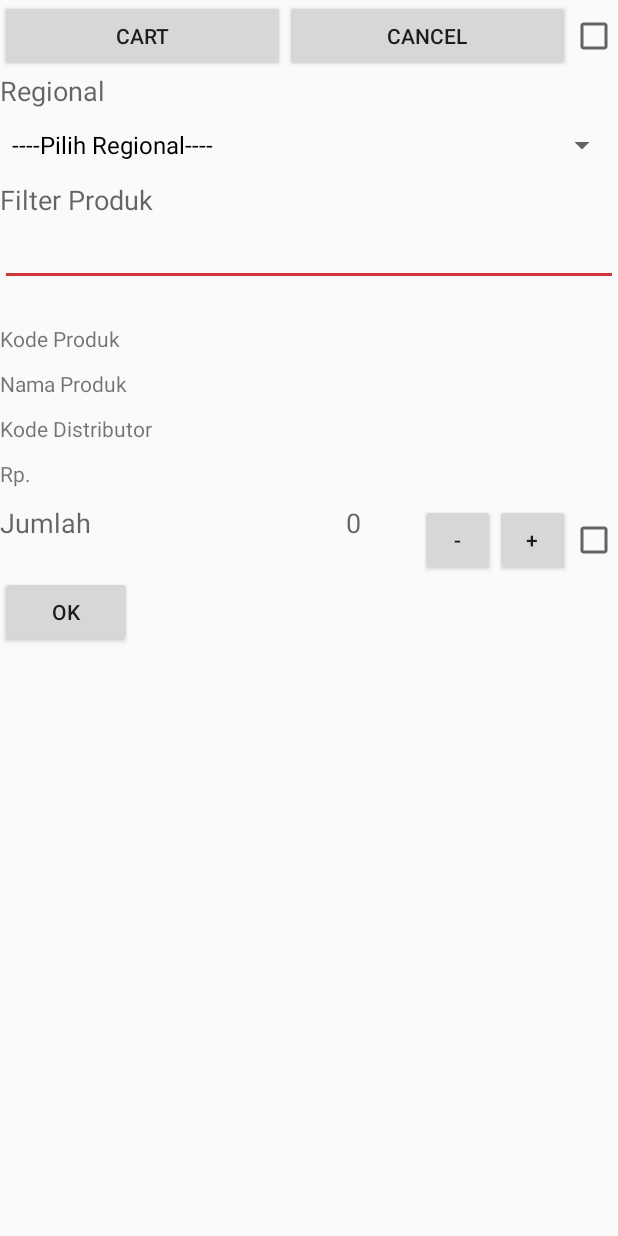
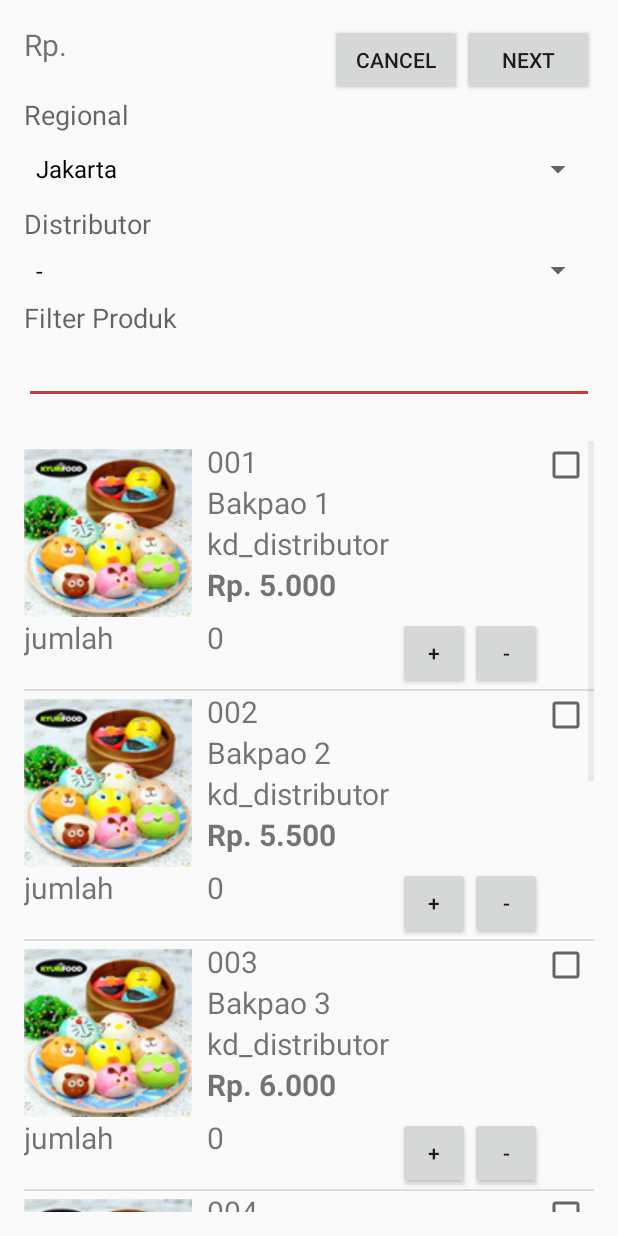
Before and after one commit to kyurifood/aplikasi-marketer, an Android app: the Entry_Order screen opened directly, with no data from a screen before it, on a phone screen of 412 x 824 dp. Run offline under Robolectric (Android 15) with nearby library versions, the phone set to English and light mode, and no system bars.

Commit message:
perbaikan entry order screen 1

```diff
--- a/app/src/main/java/pusat/android/makananbekuenak/com/aplikasi_marketer/Entry_Order.java
+++ b/app/src/main/java/pusat/android/makananbekuenak/com/aplikasi_marketer/Entry_Order.java
@@ -4,59 +4,166 @@ import android.app.Activity;
 import android.content.Intent;
 import android.os.Bundle;
 import android.view.View;
+import android.widget.AdapterView;
 import android.widget.ArrayAdapter;
 import android.widget.Button;
+import android.widget.ListView;
 import android.widget.Spinner;
+import android.widget.TextView;
+import android.widget.Toast;
 
 import java.util.ArrayList;
 import java.util.List;
 
 public class Entry_Order extends Activity {
 
-    Spinner sp;
+    private String[] Regional_L = { "Jakarta", "Bogor", "Bekasi", "Tanggerang", "Depok" };
 
-    Button cart;
+    private String[] Distributor_L = {};
+
+    Spinner sp_regional, sp_distributor;
+    TextView v_distributor;
+    ArrayAdapter<String> adapter_distributor;
 
     @Override
     protected void onCreate(Bundle savedInstanceState) {
         super.onCreate(savedInstanceState);
         setContentView(R.layout.entry_order);
-        sp = (Spinner)
-                findViewById(R.id.spinner);
+        ArrayList<ItemDetail> image_detail = GetSearchResult();
 
-        cart = (Button)findViewById(R.id.btn_ok);
+        final ListView lv1 = (ListView) findViewById(R.id.listV_main);
+        lv1.setAdapter(new ItemListBaseAdapter(this, image_detail));
+//        lv1.setAdapter(new ArrayAdapter(this, android.R.layout.simple_list_item_multiple_choice, GetSearchResult()));
+        lv1.setChoiceMode(ListView.CHOICE_MODE_MULTIPLE);
+        lv1.setItemChecked(0, true);
 
+        lv1.setOnItemClickListener(new AdapterView.OnItemClickListener() {
 
-        //untuk membuat list regional
-        List<String> item = new ArrayList<String>();
-        item.add("----Pilih Regional----");
-        item.add("Pilihan 1");
-        item.add("Pilihan 2");
-        item.add("Pilihan 3");
-        item.add("Pilihan 4");
-        item.add("Pilihan 5");
-        item.add("Pilihan 6");
-        item.add("Pilihan 7");
-        item.add("Pilihan 8");
-        item.add("Pilihan 9");
-
-        //membuat adapter list regional
-        ArrayAdapter<String> adapter = new ArrayAdapter<String>
-                (Entry_Order.this,android.R.layout.simple_spinner_dropdown_item, item);
-
-        //menentukan model adapter
-        adapter.setDropDownViewResource(android.R.layout.simple_spinner_dropdown_item);
-
-        //menentukan adapter pada spinner sp
-        sp.setAdapter(adapter);
-
-        //button cek
-        cart.setOnClickListener(new View.OnClickListener() {
             @Override
-            public void onClick(View v) {
-                Intent intent = new Intent(getApplicationContext(), Entry_Order2.class);
-                startActivity(intent);
+            public void onItemClick(AdapterView<?> a, View v, int position, long id) {
+                Object o = lv1.getItemAtPosition(position);
+                ItemDetail obj_ItemDetail = (ItemDetail) o;
+                Toast.makeText(Entry_Order.this, "Anda Memilih : " + " " + obj_ItemDetail.getNama(), Toast.LENGTH_SHORT).show();
             }
         });
+
+        System.out.println(Distributor_L);
+
+        v_distributor = (TextView) findViewById(R.id.view_distributor);
+
+        sp_regional = (Spinner) findViewById(R.id.spinner_regional);
+        sp_distributor = (Spinner) findViewById(R.id.spinner_distributor);
+
+        adapter_distributor = new ArrayAdapter<String>(this, android.R.layout.simple_spinner_dropdown_item, Distributor_L);
+
+        adapter_distributor.setDropDownViewResource(android.R.layout.simple_spinner_dropdown_item);
+        sp_distributor.setAdapter(adapter_distributor);
+        sp_distributor.setOnItemSelectedListener(new AdapterView.OnItemSelectedListener() {
+            @Override
+            public void onItemSelected(AdapterView<?> parent, View view, int position, long id) {
+                if(position > 0){
+                    String view_regional = (String) sp_regional.getSelectedItem();
+                    String view_distributor = (String) sp_distributor.getSelectedItem();
+
+                    v_distributor.setText("Pilihan " + view_regional + ". Dan " + view_distributor);
+                }
+            }
+
+            @Override
+            public void onNothingSelected(AdapterView<?> parent) {
+
+            }
+        });
+        ArrayAdapter<String> adapter_regional = new ArrayAdapter<String>(this,
+                android.R.layout.simple_spinner_dropdown_item, Regional_L);
+
+        adapter_regional.setDropDownViewResource(android.R.layout.simple_spinner_dropdown_item);
+        sp_regional.setAdapter(adapter_regional);
+
+        sp_regional.setOnItemSelectedListener(new AdapterView.OnItemSelectedListener() {
+            @Override
+            public void onItemSelected(AdapterView<?> parent, View view, int position, long id) {
+                v_distributor.setText("");
+                if (position == 0) {
+                    Distributor_L = new String[]{"-", "tono", "toni", "tino"};
+                } else if (position == 1) {
+                    Distributor_L = new String[]{"-", "Aldy", "Reca", "Gilang"};
+                } else if (position == 2) {
+                    Distributor_L = new String[]{"-", "Mery", "Fikran", "Satria"};
+                } else if (position == 3) {
+                    Distributor_L = new String[]{"-", "yetri", "mey", "Angki"};
+                } else if (position == 4) {
+                    Distributor_L = new String[]{"-", "Iman", "Gilang", "Yanti"};
+                } else if (position == 5) {
+                    Distributor_L = new String[]{"-", "Melda", "saida", "Budi"};
+                }
+                adapter_distributor = new ArrayAdapter<String>(getApplicationContext(), R.layout.simple_list_layout, Distributor_L);
+                sp_distributor.setAdapter(adapter_distributor);
+
+            }
+
+            @Override
+            public void onNothingSelected(AdapterView<?> parent) {
+
+            }
+        });
+
+    }
+
+    public  ArrayList<ItemDetail> GetSearchResult() {
+        // TODO Auto-generated method stub
+        ArrayList<ItemDetail> result = new ArrayList<ItemDetail>();
+
+        //Beri keterangan untuk arrayitem detail
+        ItemDetail item_detail = new ItemDetail();
+        item_detail.setKode_produk("001");
+        item_detail.setNama("Bakpao 1");
+        item_detail.setPrice("Rp. 5.000");
+        item_detail.setImageNumber(1);
+        result.add(item_detail);
+
+        item_detail = new ItemDetail();
+        item_detail.setKode_produk("002");
+        item_detail.setNama("Bakpao 2");
+        item_detail.setPrice("Rp. 5.500");
+        item_detail.setImageNumber(2);
+        result.add(item_detail);
+
+        item_detail = new ItemDetail();
+        item_detail.setKode_produk("003");
+        item_detail.setNama("Bakpao 3");
+        item_detail.setPrice("Rp. 6.000");
+        item_detail.setImageNumber(3);
+        result.add(item_detail);
+
+        item_detail = new ItemDetail();
+        item_detail.setKode_produk("004");
+        item_detail.setNama("Bakpao 4");
+        item_detail.setPrice("Rp. 7.000");
+        item_detail.setImageNumber(4);
+        result.add(item_detail);
+
+        item_detail = new ItemDetail();
+        item_detail.setKode_produk("005");
+        item_detail.setNama("Bakpao 5");
+        item_detail.setPrice("Rp. 5.500");
+        item_detail.setImageNumber(5);
+        result.add(item_detail);
+
+        item_detail = new ItemDetail();
+        item_detail.setKode_produk("006");
+        item_detail.setNama("Bakpao 5");
+        item_detail.setPrice("Rp. 5.500");
+        item_detail.setImageNumber(6);
+        result.add(item_detail);
+
+        item_detail = new ItemDetail();
+        item_detail.setKode_produk("007");
+        item_detail.setNama("Bakpao 5");
+        item_detail.setPrice("Rp. 5.500");
+        item_detail.setImageNumber(7);
+        result.add(item_detail);
+
+        return result;
     }
 }
--- /dev/null
+++ b/app/src/main/java/pusat/android/makananbekuenak/com/aplikasi_marketer/ItemDetail.java
@@ -0,0 +1,41 @@
+package pusat.android.makananbekuenak.com.aplikasi_marketer;
+
+public class ItemDetail {
+
+    private String kode_produk;
+    private String nama;
+    private String price;
+    private int imageNumber;
+
+    public String getKode_produk() {
+        return kode_produk;
+    }
+
+    public void setKode_produk(String kode_produk) {
+        this.kode_produk = kode_produk;
+    }
+
+    public String getNama() {
+        return nama;
+    }
+
+    public void setNama(String nama) {
+        this.nama = nama;
+    }
+
+    public String getPrice() {
+        return price;
+    }
+
+    public void setPrice(String price) {
+        this.price = price;
+    }
+
+    public int getImageNumber() {
+        return imageNumber;
+    }
+
+    public void setImageNumber(int imageNumber) {
+        this.imageNumber = imageNumber;
+    }
+}
--- /dev/null
+++ b/app/src/main/java/pusat/android/makananbekuenak/com/aplikasi_marketer/ItemListBaseAdapter.java
@@ -0,0 +1,88 @@
+package pusat.android.makananbekuenak.com.aplikasi_marketer;
+
+import android.content.Context;
+import android.view.LayoutInflater;
+import android.view.View;
+import android.view.ViewGroup;
+import android.widget.BaseAdapter;
+import android.widget.ImageView;
+import android.widget.TextView;
+
+import java.util.ArrayList;
+
+/**
+ * Created by chitoz on 4/14/16.
+ */
+public class ItemListBaseAdapter extends BaseAdapter {
+    private static ArrayList<ItemDetail> ItemDetailArrayList;
+
+    //Sediakan beberapa gambar, masukkan dalam folder /res/drawable.
+    //disini saya contohkan gambar dengan nama aa, ab, dst
+    private Integer[]imgid = {
+            R.drawable.produk,
+            R.drawable.produk,
+            R.drawable.produk,
+            R.drawable.produk,
+            R.drawable.produk,
+            R.drawable.produk,
+            R.drawable.produk,
+            R.drawable.produk,
+    };
+
+    private LayoutInflater l_inflater;
+
+    public ItemListBaseAdapter (Context context, ArrayList<ItemDetail> result){
+        ItemDetailArrayList = result;
+        l_inflater = LayoutInflater.from(context);
+    }
+
+    @Override
+    public int getCount() {
+        return ItemDetailArrayList.size();
+    }
+
+    @Override
+    public Object getItem(int position) {
+        return ItemDetailArrayList.get(position);
+    }
+
+    @Override
+    public long getItemId(int position) {
+        return position;
+    }
+
+    @Override
+    public View getView(int position, View convertView, ViewGroup parent) {
+
+        //sebelum ketik dibawah ini, bikin dulu static class di bagian paaaaliing bawah
+        //biar ga error
+        ViewHolder holder;
+
+        if (convertView == null){
+            convertView = l_inflater.inflate(R.layout.list_view_image, null);
+            holder = new ViewHolder();
+            holder.txt_itemKode_Produk = (TextView) convertView.findViewById(R.id.kd_produk);
+            holder.txt_itemNama = (TextView) convertView.findViewById(R.id.nama);
+            holder.txt_itemPrice = (TextView) convertView.findViewById(R.id.price);
+            holder.itemImage = (ImageView) convertView.findViewById(R.id.photo);
+
+            convertView.setTag(holder);
+        } else {
+            holder = (ViewHolder) convertView.getTag();
+        }
+
+        holder.txt_itemKode_Produk.setText(ItemDetailArrayList.get(position).getKode_produk());
+        holder.txt_itemNama.setText(ItemDetailArrayList.get(position).getNama());
+        holder.txt_itemPrice.setText(ItemDetailArrayList.get(position).getPrice());
+        holder.itemImage.setImageResource(imgid[ItemDetailArrayList.get(position).getImageNumber() - 1]);
+
+        return convertView;
+    }
+
+    static class ViewHolder {
+        TextView txt_itemKode_Produk;
+        TextView txt_itemNama;
+        TextView txt_itemPrice;
+        ImageView itemImage;
+    }
+}
--- a/app/src/main/res/layout/entry_order.xml
+++ b/app/src/main/res/layout/entry_order.xml
@@ -1,30 +1,46 @@
+<?xml version="1.0" encoding="utf-8"?>
 <LinearLayout
     xmlns:android="http://schemas.android.com/apk/res/android"
     android:orientation="vertical"
     android:layout_width="match_parent"
-    android:layout_height="match_parent">
+    android:layout_height="match_parent"
+
+    android:paddingBottom="@dimen/activity_vertical_margin"
+    android:paddingLeft="@dimen/activity_horizontal_margin"
+    android:paddingRight="@dimen/activity_horizontal_margin"
+    android:paddingTop="@dimen/activity_vertical_margin"
+    android:weightSum="1">
+
     <LinearLayout
         android:layout_width="match_parent"
         android:layout_height="wrap_content"
         android:orientation="horizontal">
-        <Button
+
+        <TextView
             android:layout_width="match_parent"
             android:layout_height="match_parent"
-            android:text="CART"
-            android:layout_weight="1" />
+            android:textSize="20dp"
+            android:text="Rp."
+            android:layout_weight="1"/>
+
         <Button
-            android:layout_width="match_parent"
+            android:id="@+id/cancel"
+            android:layout_width="wrap_content"
             android:layout_height="match_parent"
-            android:text="Cancel"
-            android:layout_weight="1"/>
-        <CheckBox
+            android:text="cancel" />
+        <Button
             android:layout_width="wrap_content"
-            android:layout_height="match_parent" />
+            android:layout_height="match_parent"
+            android:text="next"
+            android:id="@+id/next" />
+
     </LinearLayout>
+
     <LinearLayout
         android:layout_width="match_parent"
-        android:layout_height="168dp"
-        android:orientation="vertical">
+        android:layout_height="wrap_content"
+        android:orientation="vertical"
+        android:weightSum="1">
 
         <TextView
             android:layout_width="wrap_content"
@@ -36,97 +52,49 @@
         <Spinner
             android:layout_width="match_parent"
             android:layout_height="wrap_content"
-            android:id="@+id/spinner" />
+            android:id="@+id/spinner_regional" />
+
+        <TextView
+            android:layout_width="wrap_content"
+            android:layout_height="wrap_content"
+            android:textAppearance="?android:attr/textAppearanceMedium"
+            android:text="Distributor"
+            android:id="@+id/textView2" />
+
+        <Spinner
+            android:layout_width="match_parent"
+            android:layout_height="wrap_content"
+            android:id="@+id/spinner_distributor" />
 
         <TextView
             android:layout_width="wrap_content"
             android:layout_height="wrap_content"
             android:textAppearance="?android:attr/textAppearanceMedium"
             android:text="Filter Produk"
-            android:id="@+id/textView2" />
+            android:id="@+id/textView3" />
 
         <EditText
             android:layout_width="match_parent"
             android:layout_height="wrap_content"
-            android:inputType="textPersonName"
-            android:ems="10"
             android:id="@+id/editText" />
+
     </LinearLayout>
+
     <LinearLayout
         android:layout_width="match_parent"
-        android:layout_height="wrap_content"
+        android:layout_height="match_parent"
         android:orientation="vertical">
-
 
         <TextView
             android:layout_width="wrap_content"
-            android:layout_height="30dp"
-            android:textAppearance="?android:attr/textAppearanceSmall"
-            android:text="Kode Produk"
-            android:id="@+id/textView14" />
+            android:layout_height="wrap_content"
+            android:textAppearance="?android:attr/textAppearanceMedium"
+            android:text="Regional"
+            android:id="@+id/view_distributor" />
 
-        <TextView
-            android:layout_width="wrap_content"
-            android:layout_height="30dp"
-            android:textAppearance="?android:attr/textAppearanceSmall"
-            android:text="Nama Produk"
-            android:id="@+id/textView15" />
+        <ListView
+            android:layout_height="match_parent"
+            android:layout_width="fill_parent" android:id="@+id/listV_main"/>
 
-        <TextView
-            android:layout_width="wrap_content"
-            android:layout_height="30dp"
-            android:textAppearance="?android:attr/textAppearanceSmall"
-            android:text="Kode Distributor"
-            android:id="@+id/textView16" />
-
-        <TextView
-            android:layout_width="wrap_content"
-            android:layout_height="30dp"
-            android:textAppearance="?android:attr/textAppearanceSmall"
-            android:text="Rp."
-            android:id="@+id/textView17" />
     </LinearLayout>
-    <LinearLayout
-        android:layout_width="match_parent"
-        android:layout_height="wrap_content"
-        android:orientation="horizontal">
-
-        <TextView
-            android:layout_width="match_parent"
-            android:layout_height="match_parent"
-            android:textAppearance="?android:attr/textAppearanceMedium"
-            android:text="Jumlah"
-            android:id="@+id/textView18"
-            android:layout_weight="1" />
-
-        <TextView
-            android:layout_width="49dp"
-            android:layout_height="match_parent"
-            android:textAppearance="?android:attr/textAppearanceMedium"
-            android:text="0"
-            android:id="@+id/textView23" />
-
-        <Button
-            android:layout_width="50dp"
-            android:layout_height="match_parent"
-            android:text="-" />
-        <Button
-            android:layout_width="50dp"
-            android:layout_height="match_parent"
-            android:text="+" />
-        <CheckBox
-            android:layout_width="wrap_content"
-            android:layout_height="match_parent" />
-    </LinearLayout>
-    <LinearLayout
-        android:layout_width="match_parent"
-        android:layout_height="wrap_content"
-        android:orientation="horizontal">
-        <Button
-            android:layout_width="wrap_content"
-            android:layout_height="wrap_content"
-            android:text="ok"
-            android:id="@+id/btn_ok"/>
-    </LinearLayout>
-
 </LinearLayout>
--- /dev/null
+++ b/app/src/main/res/layout/list_view_image.xml
@@ -0,0 +1,102 @@
+<?xml version="1.0" encoding="utf-8"?>
+<RelativeLayout
+    xmlns:android="http://schemas.android.com/apk/res/android"
+    android:orientation="vertical"
+    android:layout_width="match_parent"
+    android:layout_height="match_parent"
+    android:weightSum="1">
+
+    <ImageView
+        android:id="@+id/photo"
+        android:layout_width="wrap_content"
+        android:layout_height="wrap_content"
+        android:paddingRight="10dp"
+        android:src="@drawable/produk"
+        android:paddingTop="5dp" />
+
+    <TextView
+        android:id="@+id/kd_produk"
+        android:layout_width="wrap_content"
+        android:layout_height="wrap_content"
+        android:textSize="20dp"
+        android:layout_toRightOf="@+id/photo"
+        android:text="kode" />
+
+    <TextView
+        android:id="@+id/nama"
+        android:layout_width="wrap_content"
+        android:layout_height="wrap_content"
+        android:textSize="20dp"
+        android:layout_toRightOf="@+id/photo"
+        android:layout_below="@+id/kd_produk"
+        android:text="nama"/>
+
+    <TextView
+        android:id="@+id/kd_distributor"
+        android:layout_width="wrap_content"
+        android:layout_height="wrap_content"
+        android:textSize="20dp"
+        android:layout_toRightOf="@+id/photo"
+        android:layout_below="@+id/nama"
+        android:text="kd_distributor"/>
+
+    <TextView
+        android:id="@+id/price"
+        android:layout_width="wrap_content"
+        android:layout_height="wrap_content"
+        android:textSize="20dp"
+        android:layout_toRightOf="@+id/photo"
+        android:layout_below="@+id/kd_distributor"
+        android:textStyle="bold"
+        android:text="harga"/>
+
+    <CheckBox
+        android:id="@+id/cb_produk_detail_selected"
+        android:layout_width="wrap_content"
+        android:layout_height="wrap_content"
+        android:layout_alignParentRight="true"
+        android:layout_alignParentTop="true"
+        android:padding="1dp"/>
+
+    <TextView
+        android:id="@+id/jumlah"
+        android:layout_width="wrap_content"
+        android:layout_height="wrap_content"
+        android:layout_below="@+id/photo"
+        android:layout_alignParentLeft="true"
+        android:layout_alignParentStart="true"
+        android:textSize="20dp"
+        android:text="jumlah"/>
+
+    <TextView
+        android:id="@+id/jml_angka"
+        android:layout_width="wrap_content"
+        android:layout_height="wrap_content"
+        android:textSize="20dp"
+        android:text="0"
+        android:layout_below="@+id/photo"
+        android:layout_toRightOf="@+id/photo"
+        android:layout_toEndOf="@+id/photo" />
+
+    <Button
+        style="?android:attr/buttonStyleSmall"
+        android:layout_width="wrap_content"
+        android:layout_height="wrap_content"
+        android:text="-"
+        android:id="@+id/btn_kurang"
+        android:layout_alignTop="@+id/jml_angka"
+        android:layout_toLeftOf="@+id/cb_produk_detail_selected"
+        android:layout_toStartOf="@+id/cb_produk_detail_selected" />
+
+    <Button
+        style="?android:attr/buttonStyleSmall"
+        android:layout_width="wrap_content"
+        android:layout_height="wrap_content"
+        android:text="+"
+        android:id="@+id/btn_tambah"
+        android:layout_alignTop="@+id/btn_kurang"
+        android:layout_toLeftOf="@+id/btn_kurang"
+        android:layout_toStartOf="@+id/btn_kurang" />
+
+
+</RelativeLayout>
--- /dev/null
+++ b/app/src/main/res/layout/simple_list_layout.xml
@@ -0,0 +1,10 @@
+<?xml version="1.0" encoding="utf-8"?>
+
+<CheckedTextView xmlns:android="http://schemas.android.com/apk/res/android"
+    android:id="@android:id/text1"
+    style="?android:attr/spinnerDropDownItemStyle"
+    android:singleLine="true"
+    android:textColor="@android:color/black"
+    android:layout_width="match_parent"
+    android:layout_height="wrap_content"
+    android:padding="8dp"/>
```
